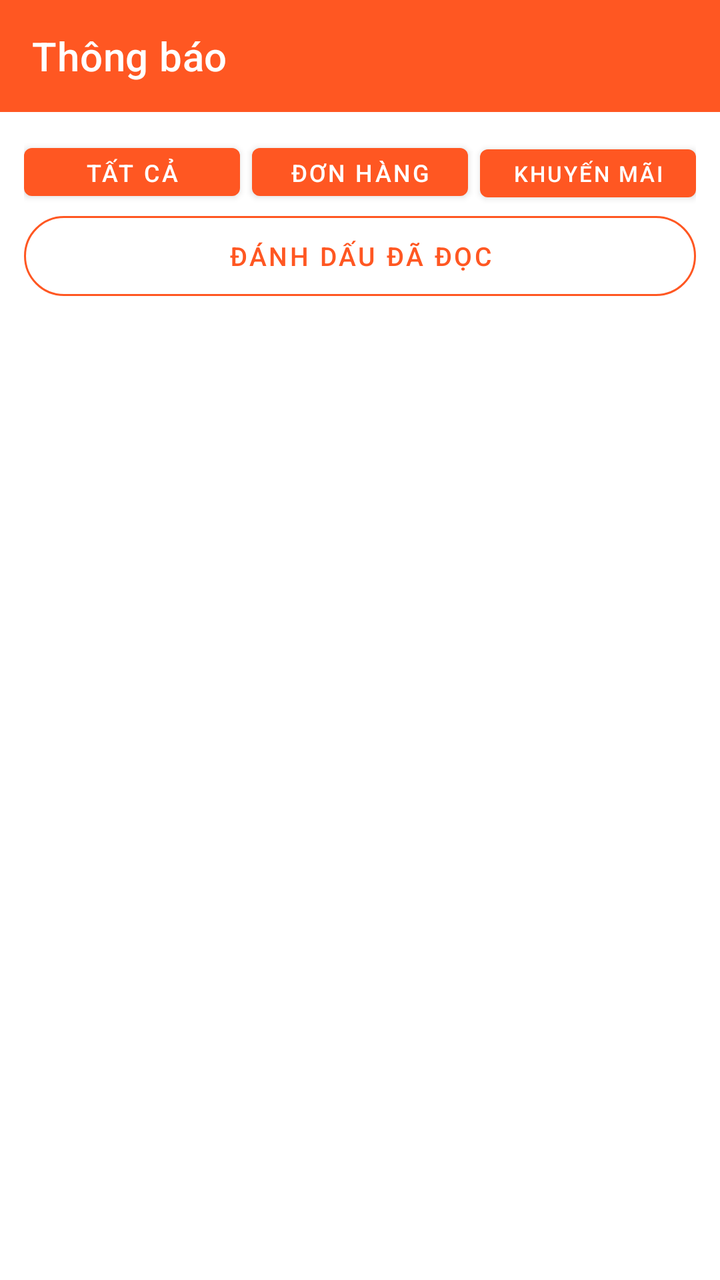
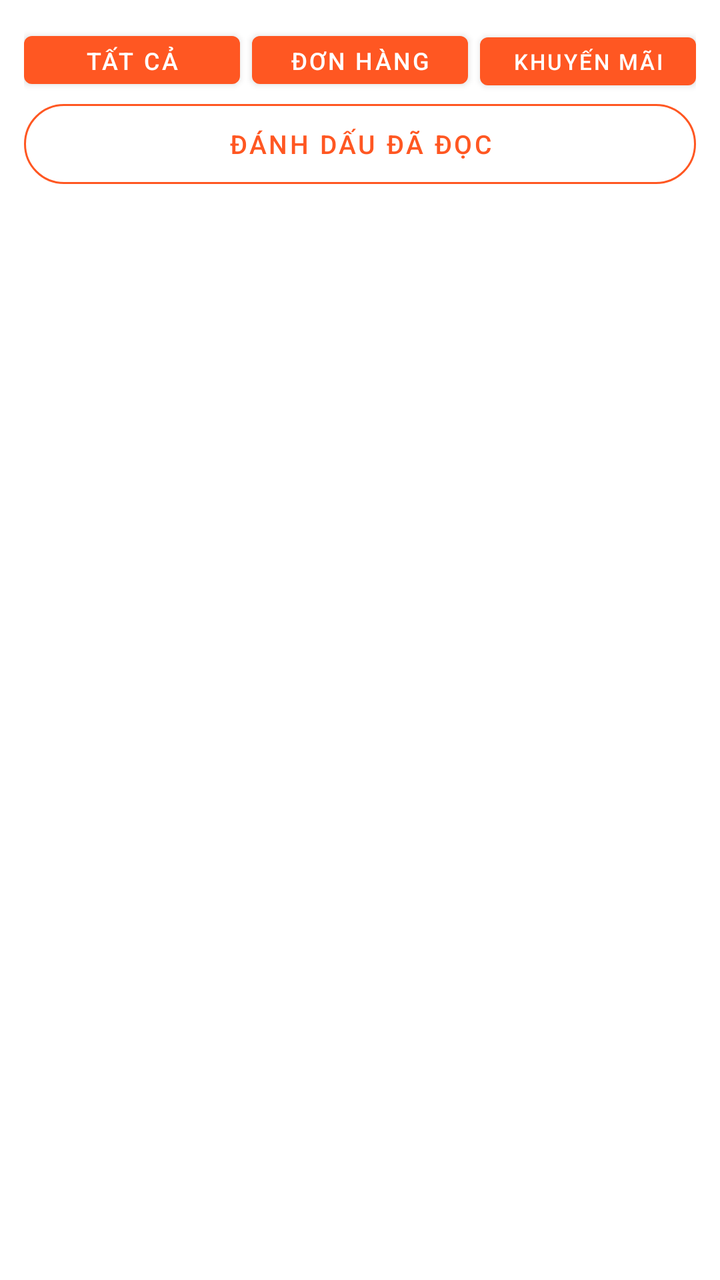

Compare the two renders of this Android layout. The source of the first and the diff that turns it into the second are given below.
<!-- AndroidManifest.xml: application theme Theme.FoodOrder -->
<!-- res/layout/fragment_notification.xml -->
<?xml version="1.0" encoding="utf-8"?>
<LinearLayout xmlns:android="http://schemas.android.com/apk/res/android"
    xmlns:app="http://schemas.android.com/apk/res-auto"
    android:layout_width="match_parent"
    android:layout_height="match_parent"
    android:orientation="vertical"
    android:background="@android:color/white">

    
    <androidx.appcompat.widget.Toolbar
        android:id="@+id/toolbar"
        android:layout_width="match_parent"
        android:layout_height="?attr/actionBarSize"
        android:background="@color/primary_color"
        app:title="Thông báo"
        app:titleTextColor="@android:color/white" />

    
    <LinearLayout
        android:layout_width="match_parent"
        android:layout_height="wrap_content"
        android:orientation="horizontal"
        android:paddingHorizontal="12dp"
        android:paddingTop="12dp"
        android:paddingBottom="4dp">

        <Button
            android:id="@+id/btnFilterAll"
            android:layout_width="0dp"
            android:layout_height="36dp"
            android:layout_weight="1"
            android:layout_marginEnd="6dp"
            android:text="Tất cả"
            android:textSize="12sp"
            android:paddingHorizontal="2dp"
            android:tag="all" />

        <Button
            android:id="@+id/btnFilterOrder"
            android:layout_width="0dp"
            android:layout_height="36dp"
            android:layout_weight="1"
            android:layout_marginEnd="6dp"
            android:text="Đơn hàng"
            android:textSize="12sp"
            android:paddingHorizontal="2dp"
            android:tag="order" />

        <Button
            android:id="@+id/btnFilterPromotion"
            android:layout_width="0dp"
            android:layout_height="36dp"
            android:layout_weight="1"
            android:text="Khuyến mãi"
            android:textSize="11sp"
            android:paddingHorizontal="2dp"
            android:tag="promotion" />

    </LinearLayout>

    
    <LinearLayout
        android:layout_width="match_parent"
        android:layout_height="wrap_content"
        android:orientation="horizontal"
        android:paddingHorizontal="12dp"
        android:paddingBottom="12dp">

        <Button
            android:id="@+id/btnMarkAllRead"
            android:layout_width="match_parent"
            android:layout_height="40dp"
            android:text="Đánh dấu đã đọc"
            android:textSize="13sp"
            android:background="@drawable/bg_button_outline"
            android:textColor="@color/primary_color" />

    </LinearLayout>

    
    <LinearLayout
        android:id="@+id/layoutSelectionBar"
        android:layout_width="match_parent"
        android:layout_height="56dp"
        android:orientation="horizontal"
        android:background="@color/primary_color"
        android:gravity="center_vertical"
        android:paddingHorizontal="12dp"
        android:visibility="gone">

        <TextView
            android:id="@+id/tvSelectionCount"
            android:layout_width="0dp"
            android:layout_height="wrap_content"
            android:layout_weight="1"
            android:text="Đã chọn 0 thông báo"
            android:textSize="14sp"
            android:textColor="@android:color/white" />

        <Button
            android:id="@+id/btnDeleteSelected"
            android:layout_width="wrap_content"
            android:layout_height="36dp"
            android:text="Xóa"
            android:textSize="13sp"
            android:background="@drawable/bg_button_white"
            android:textColor="@color/primary_color" />

        <Button
            android:id="@+id/btnCancelSelection"
            android:layout_width="wrap_content"
            android:layout_height="36dp"
            android:layout_marginStart="8dp"
            android:text="Hủy"
            android:textSize="13sp"
            android:background="@drawable/bg_button_white"
            android:textColor="@color/primary_color" />

    </LinearLayout>

    
    <androidx.recyclerview.widget.RecyclerView
        android:id="@+id/rvNotifications"
        android:layout_width="match_parent"
        android:layout_height="0dp"
        android:layout_weight="1"
        android:visibility="gone" />

    
    <LinearLayout
        android:id="@+id/layoutEmpty"
        android:layout_width="match_parent"
        android:layout_height="0dp"
        android:layout_weight="1"
        android:orientation="vertical"
        android:gravity="center"
        android:visibility="gone">

        <ImageView
            android:layout_width="100dp"
            android:layout_height="100dp"
            android:src="@drawable/ic_notification"
            android:alpha="0.4" />

        <TextView
            android:id="@+id/tvEmptyMessage"
            android:layout_width="wrap_content"
            android:layout_height="wrap_content"
            android:layout_marginTop="16dp"
            android:text="Bạn chưa có thông báo nào"
            android:textSize="16sp"
            android:textColor="@color/text_secondary" />

    </LinearLayout>

    
    <ProgressBar
        android:id="@+id/progressBar"
        android:layout_width="wrap_content"
        android:layout_height="wrap_content"
        android:layout_gravity="center"
        android:visibility="gone" />

</LinearLayout>
<!-- resources referenced by this layout -->
<resources>
  <color name="primary_color">#FF5722</color>
  <color name="text_secondary">#757575</color>
  <!-- drawable bg_button_outline (drawable) -->
  <?xml version="1.0" encoding="utf-8"?>
  <shape xmlns:android="http://schemas.android.com/apk/res/android">
      <solid android:color="@android:color/transparent" />
      <stroke android:width="1dp" android:color="@color/primary_color" />
      <corners android:radius="20dp" />
  </shape>
  <!-- drawable bg_button_white (drawable) -->
  <?xml version="1.0" encoding="utf-8"?>
  <shape xmlns:android="http://schemas.android.com/apk/res/android">
      <solid android:color="@android:color/white" />
      <corners android:radius="18dp" />
  </shape>
  <!-- drawable ic_notification (drawable) -->
  <?xml version="1.0" encoding="utf-8"?>
  <vector xmlns:android="http://schemas.android.com/apk/res/android"
      android:width="24dp"
      android:height="24dp"
      android:viewportWidth="24"
      android:viewportHeight="24">
      <path
          android:fillColor="#000000"
          android:pathData="M12,22c1.1,0 2-0.9 2-2h-4c0,1.1 0.89,2 2,2zM18,16v-5c0-3.07-1.64-5.64-4.5-6.32V4c0-0.83-0.67-1.5-1.5-1.5s-1.5,0.67-1.5,1.5v0.68C7.63,5.36 6,7.93 6,11v5l-2,2v1h16v-1l-2-2z"/>
  </vector>
  <style name="Theme.FoodOrder" parent="Theme.MaterialComponents.DayNight.NoActionBar">
          
          <item name="colorPrimary">@color/primary_color</item>
          <item name="colorPrimaryVariant">@color/primary_dark</item>
          <item name="colorOnPrimary">@color/white</item>
  
          
          <item name="colorSecondary">@color/accent</item>
          <item name="colorSecondaryVariant">@color/teal_700</item>
          <item name="colorOnSecondary">@color/black</item>
  
          
          <item name="android:windowBackground">@color/background</item>
  
          
          <item name="colorSurface">@color/surface</item>
          <item name="colorOnSurface">@color/text_primary</item>
          <item name="colorError">#FF0000</item>
      </style>
  <color name="primary_dark">#E64A19</color>
  <color name="white">#FFFFFFFF</color>
  <color name="accent">#FFC107</color>
  <color name="teal_700">#FF018786</color>
  <color name="black">#FF000000</color>
  <color name="background">#FFFFFF</color>
  <color name="surface">#F5F5F5</color>
  <color name="text_primary">#212121</color>
</resources>

<!-- the commit's change to res/layout/fragment_notification.xml (unified diff, before → after) -->
@@ -7,15 +7,9 @@
     android:background="@android:color/white">
 
     
-    <androidx.appcompat.widget.Toolbar
-        android:id="@+id/toolbar"
-        android:layout_width="match_parent"
-        android:layout_height="?attr/actionBarSize"
-        android:background="@color/primary_color"
-        app:title="Thông báo"
-        app:titleTextColor="@android:color/white" />
 
-    
+
+
     <LinearLayout
         android:layout_width="match_parent"
         android:layout_height="wrap_content"
